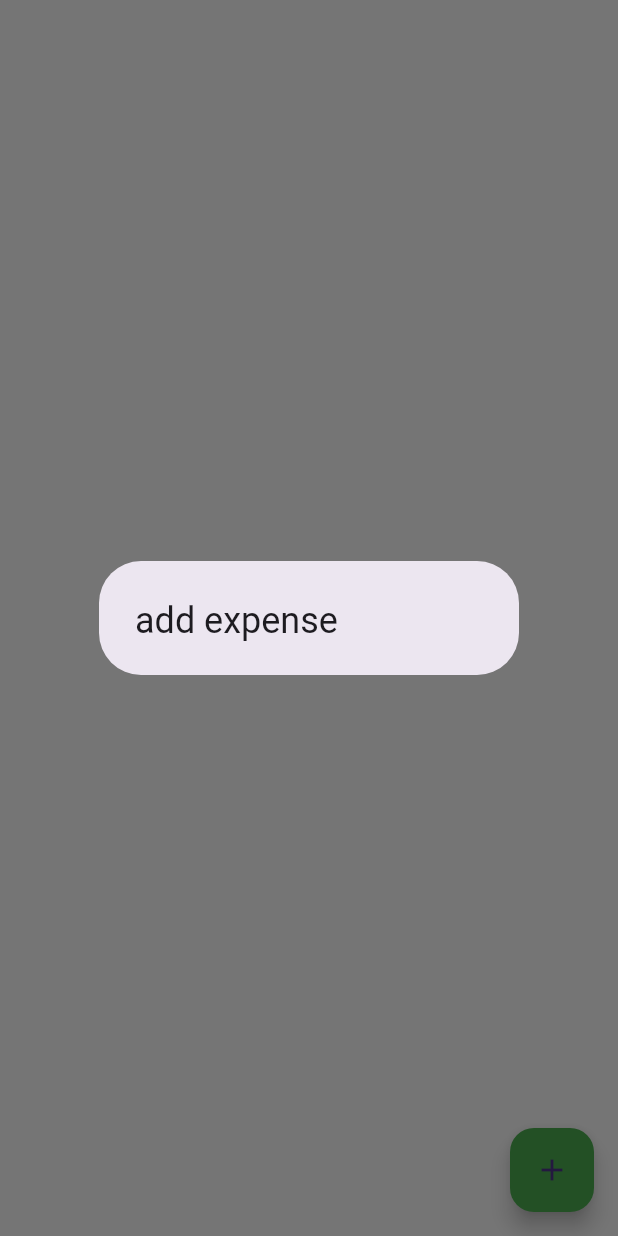
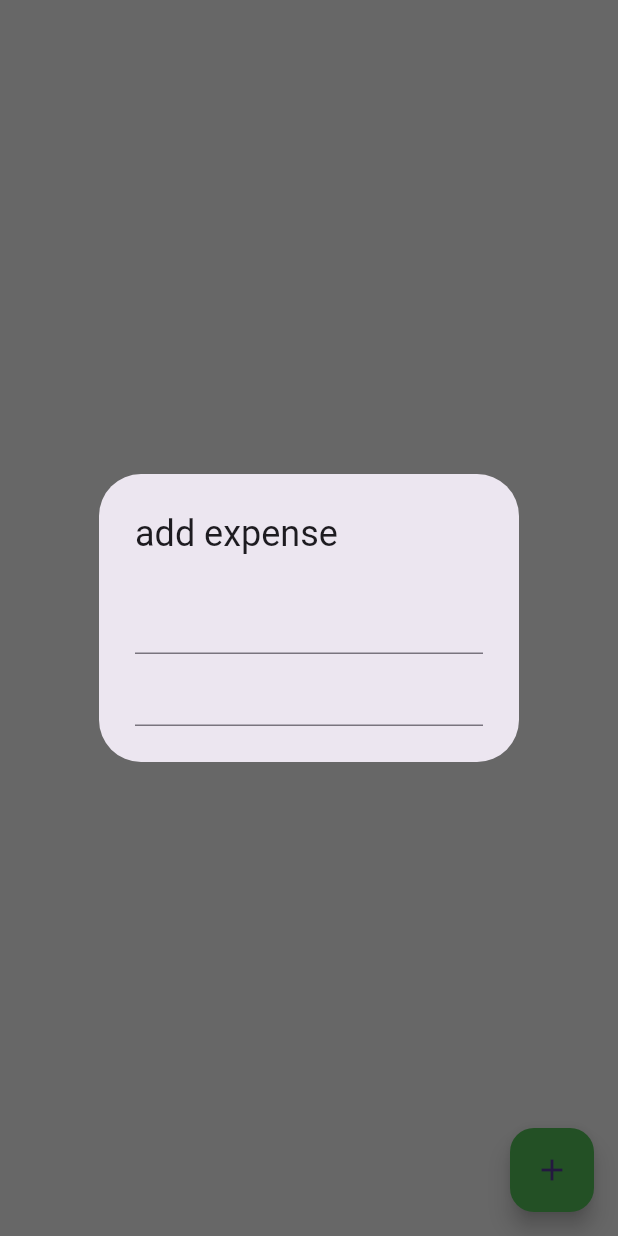
Before and after one commit to Mikebabu254/Expense-tracker, a Flutter app: the screen it shows after launch, after a tap on the "add" icon, on a phone screen of 412 x 824 dp. Run offline on Flutter 3.47's test engine with Material 3 defaults, Android fonts, the phone set to English and light mode, and no system bars.

Commit message:
starting to design the UI

```diff
--- a/lib/homepage.dart
+++ b/lib/homepage.dart
@@ -1,3 +1,5 @@
+import 'dart:math';
+
 import 'package:flutter/material.dart';
 
 
@@ -14,6 +16,13 @@ class _HomepageState extends State<Homepage> {
         context: context,
         builder: (context) => AlertDialog(
           title: Text("add expense"),
+          content: Column(
+            mainAxisSize: MainAxisSize.min,
+            children: [
+              TextField(),
+              TextField()
+            ],
+          ),
         )
     );
   }
@@ -21,7 +30,7 @@ class _HomepageState extends State<Homepage> {
   Widget build(BuildContext context) {
 
     return Scaffold(
-      backgroundColor: Colors.white,
+      backgroundColor: Colors.grey[300],
       floatingActionButton: FloatingActionButton(
         onPressed: AddExpense,
         backgroundColor: Colors.green,
--- a/lib/main.dart
+++ b/lib/main.dart
@@ -16,7 +16,7 @@ class _myAppState extends State<myApp> {
   @override
   Widget build(BuildContext context) {
     return MaterialApp(
-      debugShowCheckedModeBanner: true,
+      debugShowCheckedModeBanner: false,
       home: Homepage(),
     );
   }
```
Also changed, not shown: lib/data/expense_data.dart (+21 -0 lines).
